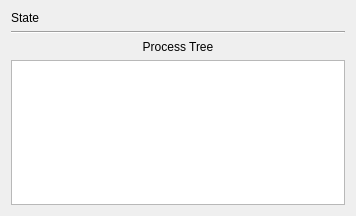
Before: the Qt Designer form src/sessionoptions/sessionoptionslocalshellstate.ui in QQxiaoming/quardCRT, drawn with Qt 5.
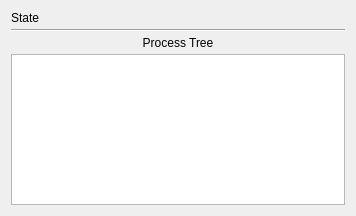
After: the same form once the commit is applied.

Patch:
```diff
--- a/src/sessionoptions/sessionoptionslocalshellstate.ui
+++ b/src/sessionoptions/sessionoptionslocalshellstate.ui
@@ -11,6 +11,9 @@
    </rect>
   </property>
   <layout class="QVBoxLayout" name="verticalLayout">
+   <property name="spacing">
+    <number>4</number>
+   </property>
    <item>
     <layout class="QHBoxLayout" name="horizontalLayout">
      <item>
```
Left out of the diff: 3 changed lines with no effect on the pictures.
